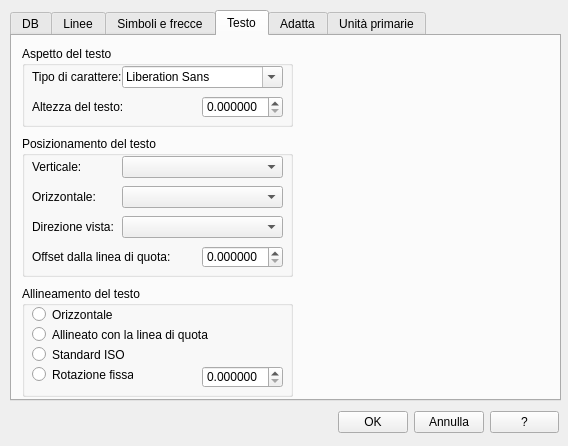
The window that qad_dimstyle_details.ui (geosim/QAD) describes before a commit, drawn with Qt 5.
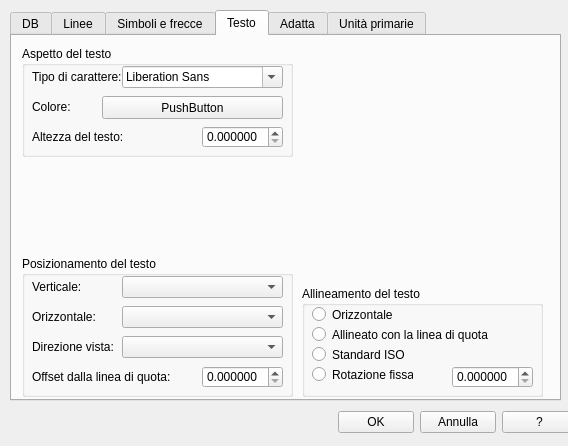
The same window after the commit. The open tabs and pages were chosen to show the change.

What changed in the file:
```diff
--- a/qad_dimstyle_details.ui
+++ b/qad_dimstyle_details.ui
@@ -968,7 +968,7 @@
        <x>10</x>
        <y>10</y>
        <width>271</width>
-       <height>81</height>
+       <height>111</height>
       </rect>
      </property>
      <property name="title">
@@ -978,7 +978,7 @@
       <property name="geometry">
        <rect>
         <x>10</x>
-        <y>50</y>
+        <y>80</y>
         <width>111</width>
         <height>21</height>
        </rect>
@@ -991,7 +991,7 @@
       <property name="geometry">
        <rect>
         <x>180</x>
-        <y>50</y>
+        <y>80</y>
         <width>81</width>
         <height>22</height>
        </rect>
@@ -1035,12 +1035,38 @@
        <string>Tipo di carattere del testo di quota.</string>
       </property>
      </widget>
+     <widget class="QPushButton" name="textColorDummy">
+      <property name="geometry">
+       <rect>
+        <x>80</x>
+        <y>50</y>
+        <width>181</width>
+        <height>23</height>
+       </rect>
+      </property>
+      <property name="text">
+       <string>PushButton</string>
+      </property>
+     </widget>
+     <widget class="QLabel" name="label_4">
+      <property name="geometry">
+       <rect>
+        <x>10</x>
+        <y>50</y>
+        <width>51</width>
+        <height>21</height>
+       </rect>
+      </property>
+      <property name="text">
+       <string>Colore:</string>
+      </property>
+     </widget>
     </widget>
     <widget class="QGroupBox" name="groupBox_10">
      <property name="geometry">
       <rect>
        <x>10</x>
-       <y>100</y>
+       <y>220</y>
        <width>271</width>
        <height>141</height>
       </rect>
@@ -1165,9 +1191,9 @@
     <widget class="QGroupBox" name="groupBox_11">
      <property name="geometry">
       <rect>
-       <x>10</x>
+       <x>290</x>
        <y>250</y>
-       <width>271</width>
+       <width>241</width>
        <height>111</height>
       </rect>
      </property>
@@ -1241,7 +1267,7 @@
      <widget class="QDoubleSpinBox" name="textForcedRot">
       <property name="geometry">
        <rect>
-        <x>180</x>
+        <x>150</x>
         <y>80</y>
         <width>81</width>
         <height>22</height>
@@ -1550,7 +1576,7 @@
     <rect>
      <x>338</x>
      <y>410</y>
-     <width>221</width>
+     <width>239</width>
      <height>25</height>
     </rect>
    </property>
```
Left out of the diff: 846 changed lines with no effect on the pictures.
